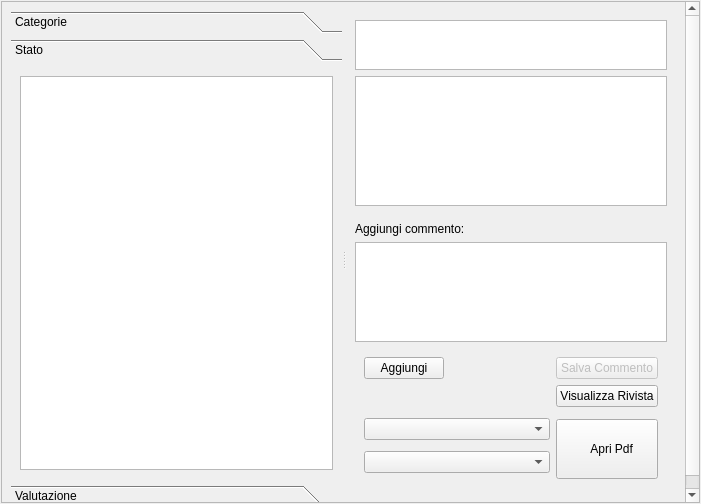
simon-r/LeScienze500, file lescienze500/src/bookmarkgui.ui: the form before one commit.
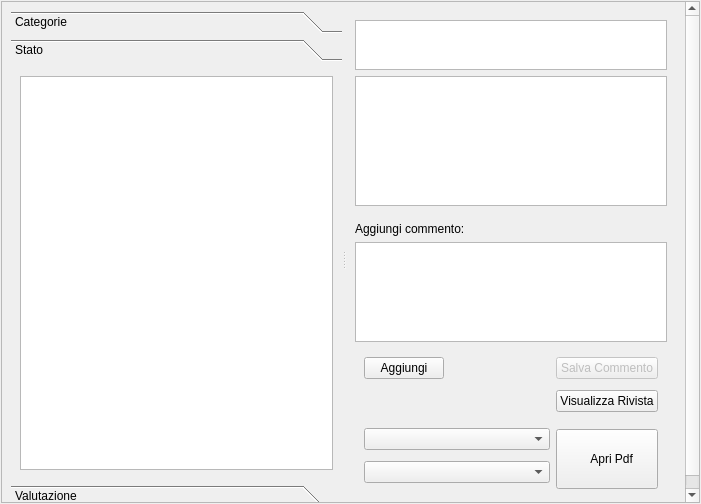
The form after the commit. The open tabs and pages were chosen to show the change. Icons and pictures are not drawn.

The edit to the form file:
```diff
--- a/lescienze500/src/bookmarkgui.ui
+++ b/lescienze500/src/bookmarkgui.ui
@@ -382,7 +382,7 @@
                 </item>
                </layout>
               </item>
-              <item row="8" column="2">
+              <item row="3" column="1">
                <spacer name="verticalSpacer_2">
                 <property name="orientation">
                  <enum>Qt::Vertical</enum>
@@ -390,7 +390,7 @@
                 <property name="sizeHint" stdset="0">
                  <size>
                   <width>20</width>
-                  <height>30</height>
+                  <height>40</height>
                  </size>
                 </property>
                </spacer>
```
Left out of the diff: 13 changed lines with no effect on the pictures.
